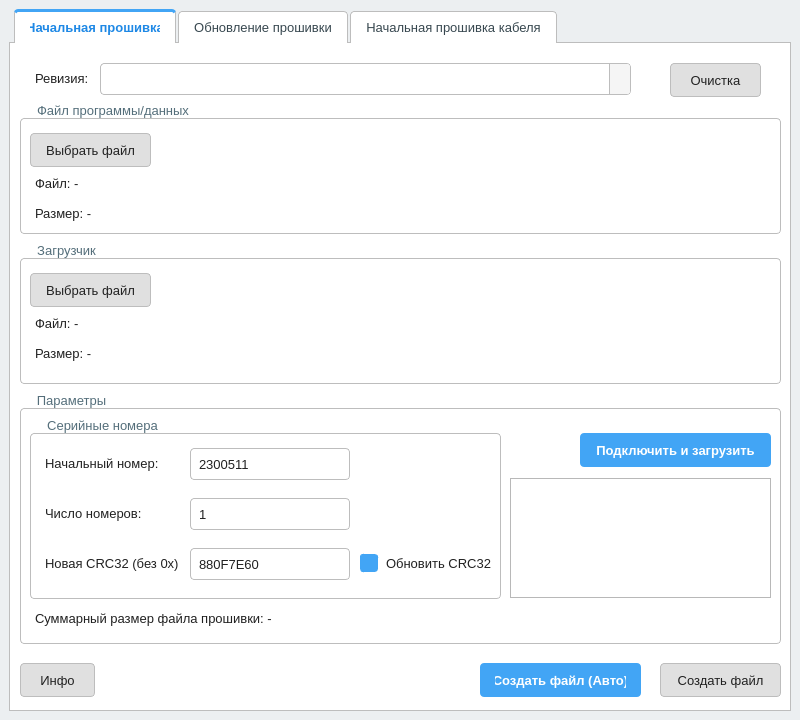
Krone213/update-generator, file mainwindow.ui: the form before one commit.
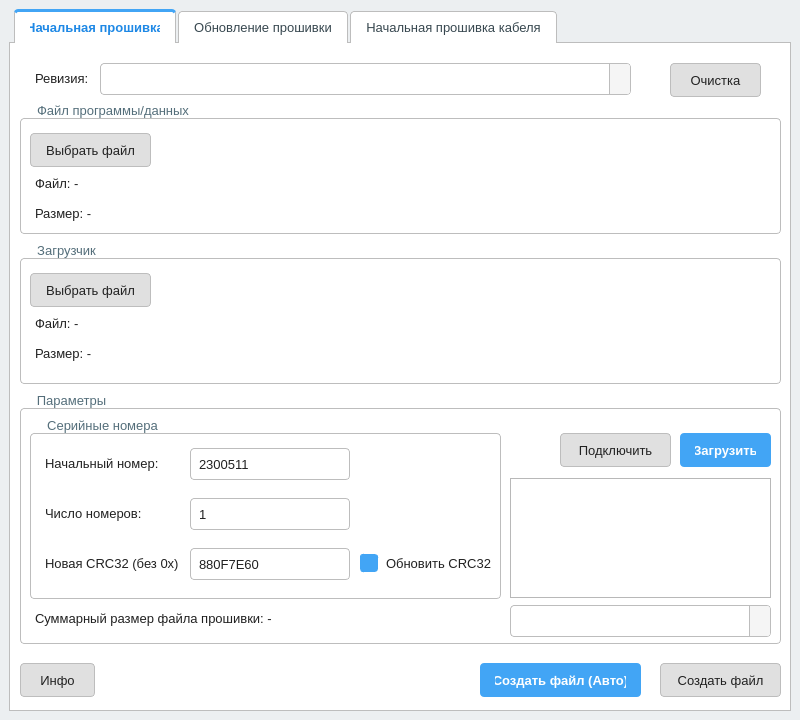
The form after the commit. Icons and pictures are not drawn.

The edit to the form file:
```diff
--- a/mainwindow.ui
+++ b/mainwindow.ui
@@ -315,7 +315,7 @@
 
 QPushButton#btnUpdateCreateFileAuto,
 QPushButton#btnCreateFileAuto,
-QPushButton#btnConnectAndUpload {
+QPushButton#btnUpload {
    background-color: #42A5F5;
    color: white;
    border: none;
@@ -324,19 +324,19 @@
 
 QPushButton#btnUpdateCreateFileAuto:hover,
 QPushButton#btnCreateFileAuto:hover,
-QPushButton#btnConnectAndUpload:hover {
+QPushButton#btnUpload:hover {
    background-color: #1E88E5;
 }
 
 QPushButton#btnUpdateCreateFileAuto:pressed,
 QPushButton#btnCreateFileAuto:pressed,
-QPushButton#btnConnectAndUpload:pressed {
+QPushButton#btnUpload:pressed {
    background-color: #0D47A1;
 }
 
 QPushButton#btnUpdateCreateFileAuto:disabled,
 QPushButton#btnCreateFileAuto:disabled,
-QPushButton#btnConnectAndUpload:disabled {
+QPushButton#btnUpload:disabled {
    background-color: #90CAF9;
    color: #E3F2FD;
    border: none;
@@ -747,12 +747,12 @@
           <string>Суммарный размер файла прошивки: -</string>
          </property>
         </widget>
-        <widget class="QPushButton" name="btnConnectAndUpload">
+        <widget class="QPushButton" name="btnUpload">
          <property name="geometry">
           <rect>
-           <x>560</x>
+           <x>660</x>
            <y>40</y>
-           <width>191</width>
+           <width>91</width>
            <height>34</height>
           </rect>
          </property>
@@ -766,7 +766,7 @@
           <cursorShape>PointingHandCursor</cursorShape>
          </property>
          <property name="text">
-          <string>Подключить и загрузить</string>
+          <string>Загрузить</string>
          </property>
         </widget>
         <widget class="QTextEdit" name="logTextEdit">
@@ -790,7 +790,7 @@
           <rect>
            <x>490</x>
            <y>40</y>
-           <width>61</width>
+           <width>41</width>
            <height>31</height>
           </rect>
          </property>
@@ -808,6 +808,29 @@
           <set>Qt::AlignmentFlag::AlignLeading|Qt::AlignmentFlag::AlignLeft|Qt::AlignmentFlag::AlignVCenter</set>
          </property>
         </widget>
+        <widget class="QPushButton" name="btnConnect">
+         <property name="geometry">
+          <rect>
+           <x>540</x>
+           <y>40</y>
+           <width>111</width>
+           <height>34</height>
+          </rect>
+         </property>
+         <property name="text">
+          <string>Подключить</string>
+         </property>
+        </widget>
+        <widget class="QComboBox" name="cmbTargetMCU">
+         <property name="geometry">
+          <rect>
+           <x>490</x>
+           <y>212</y>
+           <width>261</width>
+           <height>32</height>
+          </rect>
+         </property>
+        </widget>
        </widget>
        <widget class="QPushButton" name="btnCreateFileManual">
         <property name="geometry">
```
